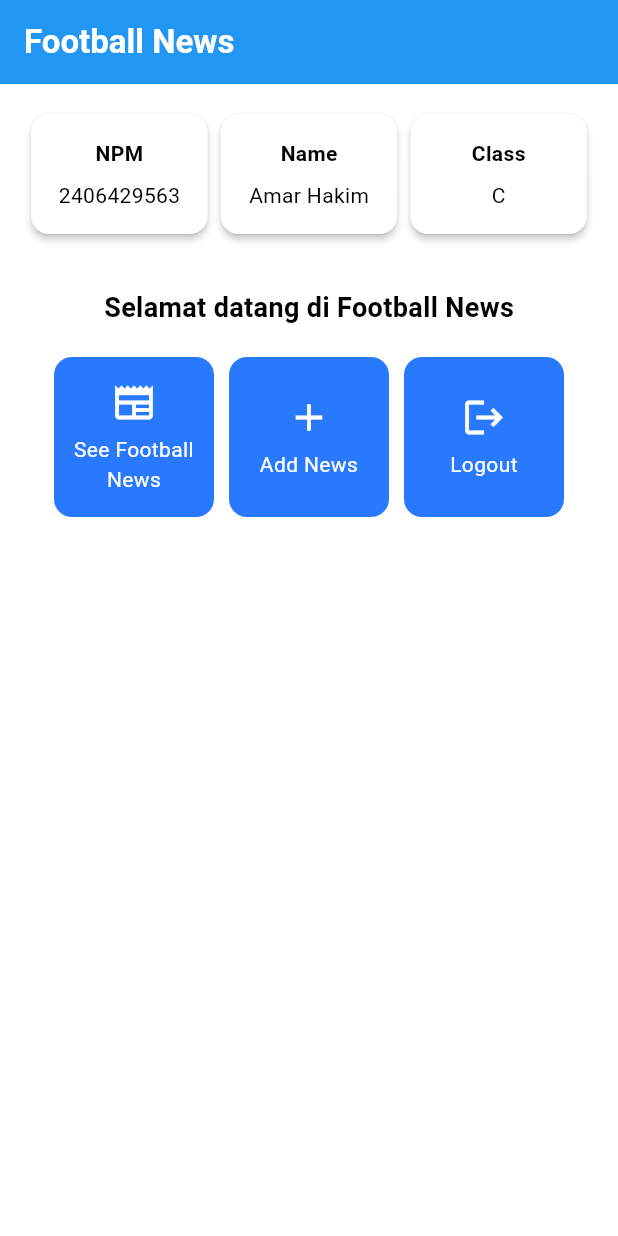
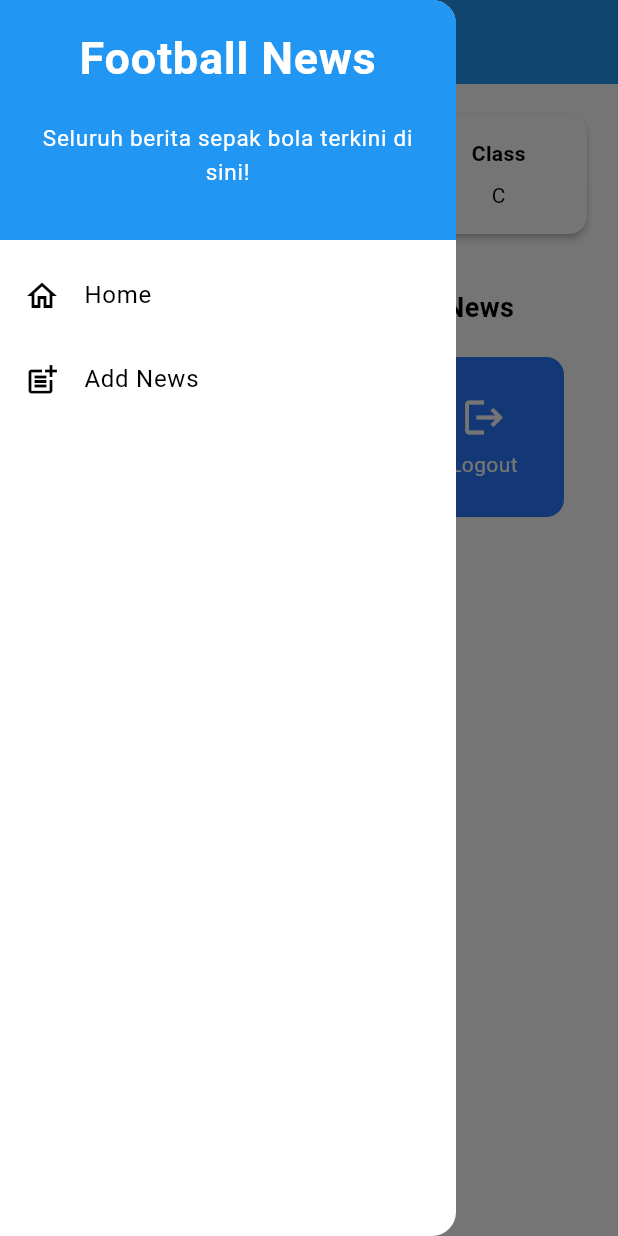
Before and after one commit to A-kim1/football-news-mobile, a Flutter app: the screen it shows after launch, with the side drawer open (before the commit the screen has no drawer), on a phone screen of 412 x 824 dp. Run offline on Flutter 3.47's test engine with Material 3 defaults, Android fonts, the phone set to English and light mode, and no system bars.

Commit message:
tutorial 7 selesai

```diff
--- a/lib/main.dart
+++ b/lib/main.dart
@@ -1,5 +1,5 @@
 import 'package:flutter/material.dart';
-import 'package:football_news/menu.dart';
+import 'package:football_news/screens/menu.dart';
 
 void main() {
   runApp(const MyApp());
--- a/lib/menu.dart
+++ b/lib/screens/menu.dart
@@ -1,4 +1,9 @@
 import 'package:flutter/material.dart';
+// Import drawer widget
+import 'package:football_news/widgets/left_drawer.dart';
+import 'package:football_news/screens/newslist_form.dart';
+// Import news_card
+import 'package:football_news/widgets/news_card.dart';
 
 class MyHomePage extends StatelessWidget {
     MyHomePage({super.key});//sudah ada pada code sebelumnya
@@ -30,6 +35,7 @@ class MyHomePage extends StatelessWidget {
         // Warna latar belakang AppBar diambil dari skema warna tema aplikasi.
         backgroundColor: Theme.of(context).colorScheme.primary,
       ),
+      drawer: const LeftDrawer(),
       // Body halaman dengan padding di sekelilingnya.
       body: Padding(
         padding: const EdgeInsets.all(16.0),
@@ -132,57 +138,3 @@ class ItemHomepage {
 
  ItemHomepage(this.name, this.icon);
 }
-
-class ItemCard extends StatelessWidget {
-  // Menampilkan kartu dengan ikon dan nama.
-
-  final ItemHomepage item;
-
-  const ItemCard(this.item, {super.key});
-
-  @override
-  Widget build(BuildContext context) {
-    return Material(
-      // Menentukan warna latar belakang dari tema aplikasi.
-      color: Theme.of(context).colorScheme.secondary,
-      // Membuat sudut kartu melengkung.
-      borderRadius: BorderRadius.circular(12),
-
-      child: InkWell(
-        // Aksi ketika kartu ditekan.
-        onTap: () {
-          // Menampilkan pesan SnackBar saat kartu ditekan.
-          ScaffoldMessenger.of(context)
-            ..hideCurrentSnackBar()
-            ..showSnackBar(
-              SnackBar(content: Text("Kamu telah menekan tombol ${item.name}!"))
-            );
-        },
-        // Container untuk menyimpan Icon dan Text
-        child: Container(
-          padding: const EdgeInsets.all(8),
-          child: Center(
-            child: Column(
-              // Menyusun ikon dan teks di tengah kartu.
-              mainAxisAlignment: MainAxisAlignment.center,
-              children: [
-                Icon(
-                  item.icon,
-                  color: Colors.white,
-                  size: 30.0,
-                ),
-                const Padding(padding: EdgeInsets.all(3)),
-                Text(
-                  item.name,
-                  textAlign: TextAlign.center,
-                  style: const TextStyle(color: Colors.white),
-                ),
-              ],
-            ),
-          ),
-        ),
-      ),
-    );
-  }
-
-}
--- /dev/null
+++ b/lib/widgets/left_drawer.dart
@@ -0,0 +1,71 @@
+import 'package:flutter/material.dart';
+import 'package:football_news/screens/menu.dart';
+// TODO SELESAI: Impor halaman NewsFormPage jika sudah dibuat
+import 'package:football_news/screens/newslist_form.dart';
+
+class LeftDrawer extends StatelessWidget {
+  const LeftDrawer({super.key});
+
+  @override
+  Widget build(BuildContext context) {
+    return Drawer(
+      child: ListView(
+        children: [
+          const DrawerHeader(
+            decoration: BoxDecoration(
+              color: Colors.blue,
+            ),
+            child: Column(
+              children: [
+                Text(
+                  'Football News',
+                  textAlign: TextAlign.center,
+                  style: TextStyle(
+                    fontSize: 30,
+                    fontWeight: FontWeight.bold,
+                    color: Colors.white,
+                  ),
+                ),
+                Padding(padding: EdgeInsets.all(10)),
+                Text("Seluruh berita sepak bola terkini di sini!",
+                    // TODO SELESAI: Tambahkan gaya teks dengan center alignment, font ukuran 15, warna putih, dan weight biasa
+                    textAlign: TextAlign.center,
+                    style: TextStyle(
+                      fontSize: 15,
+                      fontWeight: FontWeight.normal,
+                      color: Colors.white,
+                    ),
+                    ),
+              ],
+            ),
+          ),
+          ListTile(
+            leading: const Icon(Icons.home_outlined),
+            title: const Text('Home'),
+            // Bagian redirection ke MyHomePage
+            onTap: () {
+              Navigator.pushReplacement(
+                  context,
+                  MaterialPageRoute(
+                    builder: (context) => MyHomePage(),
+                  ));
+            },
+          ),
+          ListTile(
+            leading: const Icon(Icons.post_add),
+            title: const Text('Add News'),
+            // Bagian redirection ke NewsFormPage
+            onTap: () {
+              /*
+              TODO SELESAI: Buatlah routing ke NewsFormPage di sini,
+              setelah halaman NewsFormPage sudah dibuat.
+              */
+              Navigator.push(context,
+                  MaterialPageRoute(builder: (context) => const NewsFormPage()));
+            },
+          ),
+        ],
+      ),
+    );
+  }
+}
--- /dev/null
+++ b/lib/widgets/news_card.dart
@@ -0,0 +1,69 @@
+import 'package:flutter/material.dart';
+
+import 'package:football_news/screens/menu.dart';
+import 'package:football_news/widgets/left_drawer.dart';
+import 'package:football_news/screens/newslist_form.dart';
+
+class ItemCard extends StatelessWidget {
+  // Menampilkan kartu dengan ikon dan nama.
+
+  final ItemHomepage item;
+
+  const ItemCard(this.item, {super.key});
+
+  @override
+  Widget build(BuildContext context) {
+    return Material(
+      // Menentukan warna latar belakang dari tema aplikasi.
+      color: Theme.of(context).colorScheme.secondary,
+      // Membuat sudut kartu melengkung.
+      borderRadius: BorderRadius.circular(12),
+
+      child: InkWell(
+        // Aksi ketika kartu ditekan.
+  // Area responsif terhadap sentuhan
+  onTap: () {
+    // Memunculkan SnackBar ketika diklik
+    ScaffoldMessenger.of(context)
+      ..hideCurrentSnackBar()
+      ..showSnackBar(SnackBar(
+          content: Text("Kamu telah menekan tombol ${item.name}!")));
+
+    // Navigate ke route yang sesuai (tergantung jenis tombol)
+    if (item.name == "Add News") {
+      // TODO SELESAI: Gunakan Navigator.push untuk melakukan navigasi ke MaterialPageRoute yang mencakup NewsFormPage.
+            Navigator.push(
+              context,
+              MaterialPageRoute(builder: (context) => NewsFormPage()),
+            );
+    }
+
+  },
+        // Container untuk menyimpan Icon dan Text
+        child: Container(
+          padding: const EdgeInsets.all(8),
+          child: Center(
+            child: Column(
+              // Menyusun ikon dan teks di tengah kartu.
+              mainAxisAlignment: MainAxisAlignment.center,
+              children: [
+                Icon(
+                  item.icon,
+                  color: Colors.white,
+                  size: 30.0,
+                ),
+                const Padding(padding: EdgeInsets.all(3)),
+                Text(
+                  item.name,
+                  textAlign: TextAlign.center,
+                  style: const TextStyle(color: Colors.white),
+                ),
+              ],
+            ),
+          ),
+        ),
+      ),
+    );
+  }
+
+}
```
Also changed, not shown: lib/screens/newslist_form.dart (added, +214 -0 lines).
